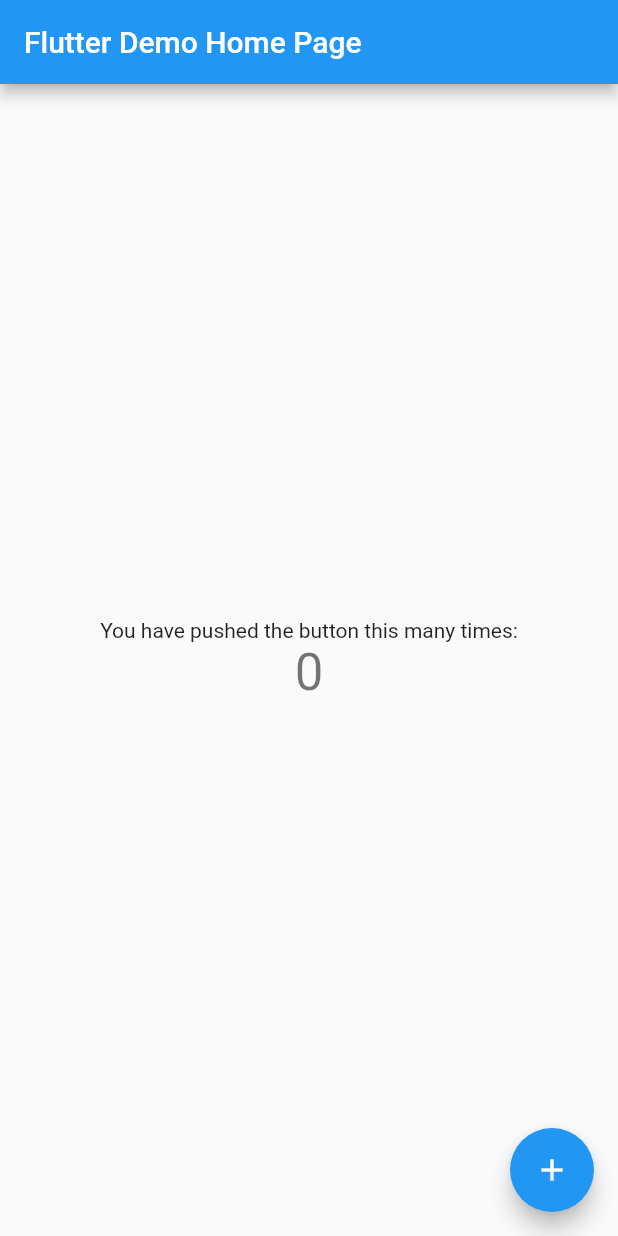
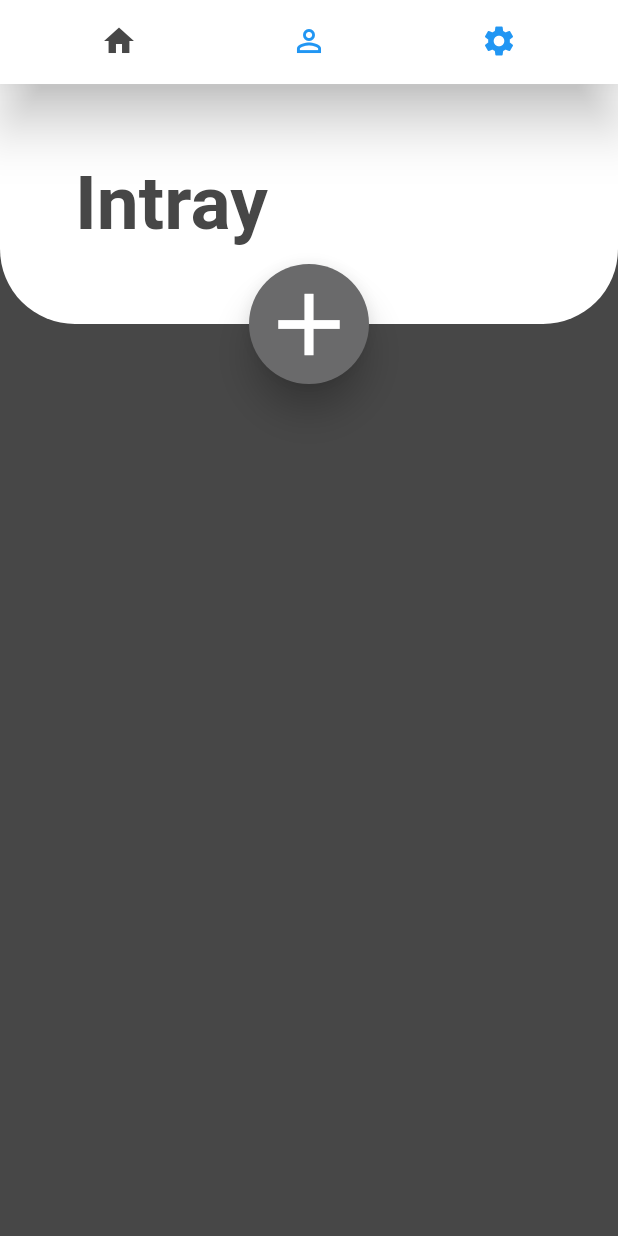
Before and after one commit to JoaoPedroVisconti/ToDoApp, a Flutter app: the screen it shows after launch, on a phone screen of 412 x 824 dp. Run offline on Flutter 3.47's test engine with Material 2 defaults, Android fonts, the phone set to English and light mode, and no system bars; Roboto replaces fonts that are missing (Comic Sans MS).

Commit message:
Create Intray top bar and button #2

```diff
--- a/App/todoapp/lib/main.dart
+++ b/App/todoapp/lib/main.dart
@@ -1,4 +1,5 @@
 import 'package:flutter/material.dart';
+import 'models/global.dart';
 
 void main() => runApp(MyApp());
 
@@ -7,35 +8,17 @@
   @override
   Widget build(BuildContext context) {
     return MaterialApp(
-      title: 'Flutter Demo',
+      title: 'ToDo App',
       theme: ThemeData(
-        // This is the theme of your application.
-        //
-        // Try running your application with "flutter run". You'll see the
-        // application has a blue toolbar. Then, without quitting the app, try
-        // changing the primarySwatch below to Colors.green and then invoke
-        // "hot reload" (press "r" in the console where you ran "flutter run",
-        // or simply save your changes to "hot reload" in a Flutter IDE).
-        // Notice that the counter didn't reset back to zero; the application
-        // is not restarted.
         primarySwatch: Colors.blue,
       ),
-      home: MyHomePage(title: 'Flutter Demo Home Page'),
+      home: MyHomePage(title: 'ToDo App'),
     );
   }
 }
 
 class MyHomePage extends StatefulWidget {
   MyHomePage({Key key, this.title}) : super(key: key);
-
-  // This widget is the home page of your application. It is stateful, meaning
-  // that it has a State object (defined below) that contains fields that affect
-  // how it looks.
-
-  // This class is the configuration for the state. It holds the values (in this
-  // case the title) provided by the parent (in this case the App widget) and
-  // used by the build method of the State. Fields in a Widget subclass are
-  // always marked "final".
 
   final String title;
 
@@ -44,68 +27,87 @@
 }
 
 class _MyHomePageState extends State<MyHomePage> {
-  int _counter = 0;
-
-  void _incrementCounter() {
-    setState(() {
-      // This call to setState tells the Flutter framework that something has
-      // changed in this State, which causes it to rerun the build method below
-      // so that the display can reflect the updated values. If we changed
-      // _counter without calling setState(), then the build method would not be
-      // called again, and so nothing would appear to happen.
-      _counter++;
-    });
-  }
 
   @override
   Widget build(BuildContext context) {
-    // This method is rerun every time setState is called, for instance as done
-    // by the _incrementCounter method above.
-    //
-    // The Flutter framework has been optimized to make rerunning build methods
-    // fast, so that you can just rebuild anything that needs updating rather
-    // than having to individually change instances of widgets.
-    return Scaffold(
-      appBar: AppBar(
-        // Here we take the value from the MyHomePage object that was created by
-        // the App.build method, and use it to set our appbar title.
-        title: Text(widget.title),
-      ),
-      body: Center(
-        // Center is a layout widget. It takes a single child and positions it
-        // in the middle of the parent.
-        child: Column(
-          // Column is also a layout widget. It takes a list of children and
-          // arranges them vertically. By default, it sizes itself to fit its
-          // children horizontally, and tries to be as tall as its parent.
-          //
-          // Invoke "debug painting" (press "p" in the console, choose the
-          // "Toggle Debug Paint" action from the Flutter Inspector in Android
-          // Studio, or the "Toggle Debug Paint" command in Visual Studio Code)
-          // to see the wireframe for each widget.
-          //
-          // Column has various properties to control how it sizes itself and
-          // how it positions its children. Here we use mainAxisAlignment to
-          // center the children vertically; the main axis here is the vertical
-          // axis because Columns are vertical (the cross axis would be
-          // horizontal).
-          mainAxisAlignment: MainAxisAlignment.center,
-          children: <Widget>[
-            Text(
-              'You have pushed the button this many times:',
+
+    return MaterialApp(
+        color: Colors.yellow,
+        home: SafeArea(
+          child: DefaultTabController(
+            length: 3,
+            child: new Scaffold(
+              body: Stack(
+                children:<Widget>[
+                  TabBarView(
+                    children: [
+                      new Container(
+                        color: darkGreyColor,
+                      ),
+                      new Container(
+                        color: Colors.lightGreen,
+                      ),
+                      new Container(
+                        color: Colors.red,
+                      ),
+                    ],
+                  ),
+                  Container(
+                    padding: EdgeInsets.only(left: 50),
+                    height: 160,
+                    decoration: BoxDecoration(
+                      borderRadius: BorderRadius.only(
+                        bottomLeft: Radius.circular(50),
+                        bottomRight: Radius.circular(50)
+                      ),
+                      color: Colors.white,
+                    ),
+                    child: Row(
+                      mainAxisAlignment: MainAxisAlignment.spaceBetween,
+                      children: <Widget>[
+                        Text("Intray", style: intrayTitleStyle),
+                        Container()
+                      ],
+                    )
+                  ),
+                  Container(
+                    height: 80,
+                    width: 80,
+                    margin: EdgeInsets.only(top: 120, left: MediaQuery.of(context).size.width*0.5 - 40),
+                    child: FloatingActionButton(
+                      elevation: 10,
+                      child: Icon(Icons.add, size: 70,),
+                      backgroundColor: lightGreyColor,
+                      onPressed: () {},
+                    ),
+                  )
+                ]
+              ),
+              appBar: AppBar(
+                elevation: 15,
+                  title: new TabBar(
+                  tabs: [
+                    Tab(
+                      icon: new Icon(Icons.home),
+                    ),
+                    Tab(
+                      icon: new Icon(Icons.perm_identity),
+                    ),
+                    Tab(icon: new Icon(Icons.settings)
+                    ,)
+                  ],
+                  labelColor: darkGreyColor,
+                  unselectedLabelColor: Colors.blue,
+                  indicatorSize: TabBarIndicatorSize.label,
+                  indicatorPadding: EdgeInsets.all(5.0),
+                  indicatorColor: Colors.transparent,
+                ),
+                backgroundColor: Colors.white,
+              ),
+              backgroundColor: Colors.white,
             ),
-            Text(
-              '$_counter',
-              style: Theme.of(context).textTheme.display1,
-            ),
-          ],
+          ),
         ),
-      ),
-      floatingActionButton: FloatingActionButton(
-        onPressed: _incrementCounter,
-        tooltip: 'Increment',
-        child: Icon(Icons.add),
-      ), // This trailing comma makes auto-formatting nicer for build methods.
-    );
+      );
   }
 }
--- /dev/null
+++ b/App/todoapp/lib/models/global.dart
@@ -0,0 +1,6 @@
+import 'package:flutter/material.dart';
+
+Color darkGreyColor = new Color(0xFF474747);
+Color lightGreyColor = new Color(0xFF6A6A6B);
+
+TextStyle intrayTitleStyle = new TextStyle(fontFamily: 'Comic Sans MS', fontWeight: FontWeight.bold, color: darkGreyColor, fontSize: 50);
```
